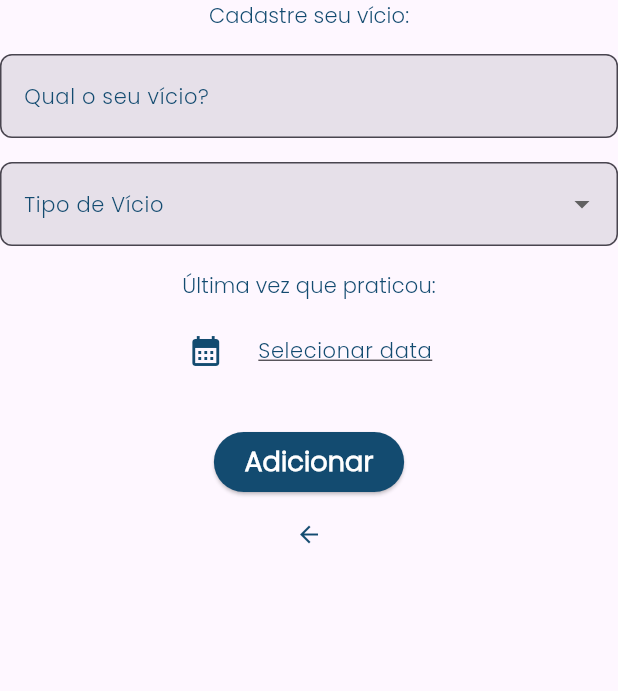
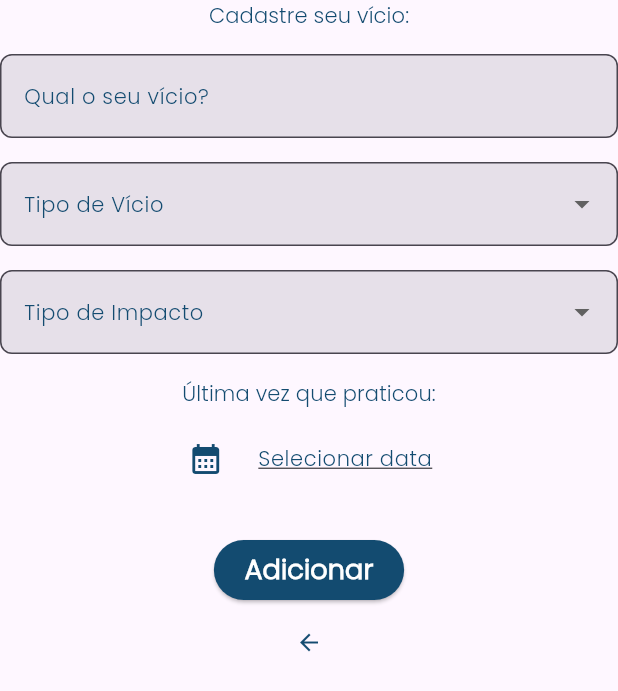
Before and after one commit to JVictor25/Dispositivos-Moveis-Projeto-, a Flutter app: the ViceForm widget shown alone on an empty page, opened directly, after a tap on "Adicionar", on a phone screen of 412 x 824 dp. Shown: the top 691 px of the screen. Run offline on Flutter 3.47's test engine with Material 3 defaults, Android fonts, the phone set to English and light mode, and no system bars; our stand-ins replace flutter_svg, table_calendar; accounts and stored records are empty.

Commit message:
Add files via upload

```diff
--- a/breakpoint_app/lib/data/data.dart
+++ b/breakpoint_app/lib/data/data.dart
@@ -76,25 +76,40 @@ List<Vice> exampleVices = [
     typeofvice: 'Cigarro',
     datesobriety: DateTime.now(),
     dateCreation: DateTime.now(),
-    viceType: 'Fumo'),
+    viceType: 'Fumo',
+    impactType: 'money', // Exemplo de tipo de impacto
+    impactValue: 50.0, // Exemplo de valor de impacto (R$)
+  ),
   Vice(
     typeofvice: 'Bebida Alcoólica',
     datesobriety: DateTime(2024, 7, 20),
     dateCreation: DateTime(2024, 7, 20),
-      viceType: 'Alcool'),
+    viceType: 'Alcool',
+    impactType: 'money', // Tipo de impacto: tempo
+    impactValue: 200,  // Exemplo de valor de impacto (R$)
+  ),
   Vice(
     typeofvice: 'Jogos de Azar',
     datesobriety: DateTime(2024, 4, 10),
     dateCreation: DateTime(2024, 4, 10),
-      viceType: 'Jogos de Azar'),
+    viceType: 'Jogos de Azar',
+    impactType: 'money',
+    impactValue: 100.0, // Exemplo de valor de impacto (R$)
+  ),
   Vice(
     typeofvice: 'Comer Doces',
     datesobriety: DateTime(2023, 10, 5),
     dateCreation: DateTime(2023, 10, 5),
-      viceType: 'Comida'),
+    viceType: 'Comida',
+    impactType: 'none',
+    impactValue: null, // Exemplo de valor de impacto (horas perdidas por dia)
+  ),
   Vice(
     typeofvice: 'Uso Excessivo de Smartphone',
     datesobriety: DateTime(2022, 10, 1),
     dateCreation: DateTime(2022, 10, 1),
-      viceType: 'Tecnologia'),
+    viceType: 'Tecnologia',
+    impactType: 'time', // Nenhum impacto calculável
+    impactValue: 4, // Nenhum valor de impacto
+  ),
 ];
--- a/breakpoint_app/lib/model/Vice.dart
+++ b/breakpoint_app/lib/model/Vice.dart
@@ -3,11 +3,15 @@ class Vice {
     required this.typeofvice,
     required this.datesobriety,
     required this.viceType,
-    required this.dateCreation
+    required this.dateCreation,
+    required this.impactType, // Tipo de impacto
+    this.impactValue, // Valor do impacto (opcional)
   });
 
   String typeofvice; // Título do vício
   DateTime datesobriety; // Data definida pelo usuário
   DateTime dateCreation; // Data que foi criado
   String viceType; // Tipo de vício (geral ou específico)
+  String impactType; // Tipo de impacto: dinheiro, tempo ou outro
+  dynamic impactValue; // Valor do impacto: dinheiro (double), tempo (int em horas), ou null
 }
--- a/breakpoint_app/lib/screens/addiction_screen.dart
+++ b/breakpoint_app/lib/screens/addiction_screen.dart
@@ -1,5 +1,3 @@
-// ignore_for_file: prefer_const_constructors
-
 import 'package:flutter/material.dart';
 import 'package:provider/provider.dart';
 import 'package:breakpoint_app/model/Vice.dart';
@@ -37,12 +35,14 @@ class Addiction extends StatelessWidget {
         return AlertDialog(
           backgroundColor: Color(0xffCBDCEB),
           content: ViceForm(
-            onSubmit: (typeofvice, dateSelect, viceType) {
+            onSubmit: (typeofvice, dateSelect, viceType, impactType, impactValue) {
               final newVice = Vice(
                 typeofvice: typeofvice,
                 datesobriety: dateSelect,
                 dateCreation: dateSelect,
                 viceType: viceType,
+                impactType: impactType, // Novo campo para o tipo de impacto
+                impactValue: impactValue, // Novo campo para o valor do impacto
               );
               Provider.of<ViceProvider>(context, listen: false).addVice(newVice);
             },
--- a/breakpoint_app/lib/widgets/vice_form.dart
+++ b/breakpoint_app/lib/widgets/vice_form.dart
@@ -5,7 +5,7 @@ import 'package:flutter/material.dart';
 import 'package:intl/intl.dart';
 
 class ViceForm extends StatefulWidget {
-  final void Function(String, DateTime, String) onSubmit;
+  final void Function(String, DateTime, String, String, dynamic) onSubmit; // Atualizado para incluir novos atributos
   final bool isModifying;
 
   const ViceForm({
@@ -20,19 +20,31 @@ class ViceForm extends StatefulWidget {
 
 class _ViceFormState extends State<ViceForm> {
   final TextEditingController _vice = TextEditingController();
+  final TextEditingController _impactValueController = TextEditingController();
   DateTime? _dataSelecionada;
   String _selectedViceType =
       'general'; // 'general' para vícios em geral, 'specific' para específicos
+  String _selectedImpactType =
+      'none'; // Inicializa como "nenhum impacto"
 
   void _submitForm() {
     if (_vice.text.isEmpty || _dataSelecionada == null) {
       return;
     }
 
+  dynamic impactValue;
+    if (_selectedImpactType == 'money' || _selectedImpactType == 'time') {
+      impactValue = double.tryParse(_impactValueController.text);
+    } else {
+      impactValue = null; // Para casos onde o impacto não é calculável
+    }
+
     widget.onSubmit(
       _vice.text,
       _dataSelecionada!,
       _selectedViceType,
+      _selectedImpactType,
+      impactValue,
     );
     Navigator.of(context).pop();
   }
@@ -118,6 +130,67 @@ class _ViceFormState extends State<ViceForm> {
                 return null;
               },
             ),
+             SizedBox(height: 16),
+            DropdownButtonFormField<String>(
+              decoration: InputDecoration(
+                filled: true,
+                labelText: 'Tipo de Impacto',
+                labelStyle: Theme.of(context).textTheme.bodySmall,
+                border: OutlineInputBorder(
+                  borderRadius: BorderRadius.circular(8.0),
+                  borderSide: BorderSide(
+                    color: Color(0xFF134B70),
+                    width: 2.0,
+                  ),
+                ),
+              ),
+              style: TextStyle(
+                fontFamily: 'roboto',
+                fontSize: 14,
+                color: Colors.black87,
+              ),
+              items: ['none', 'money', 'time'].map((String type) {
+                return DropdownMenuItem<String>(
+                  value: type,
+                  child: Text(type == 'none'
+                      ? 'Não calculável'
+                      : type == 'money'
+                          ? 'Dinheiro perdido por semana (R\$)'
+                          : 'Horas perdidas por dia'),
+                );
+              }).toList(),
+              onChanged: (String? newValue) {
+                setState(() {
+                  _selectedImpactType = newValue ?? 'none';
+                });
+              },
+            ),
+            if (_selectedImpactType != 'none') ...[
+              SizedBox(height: 16),
+              TextField(
+                controller: _impactValueController,
+                keyboardType: TextInputType.number,
+                decoration: InputDecoration(
+                  filled: true, // Ativa o preenchimento do campo
+                  fillColor: const Color.fromARGB(255, 121, 120, 120), // Define o fundo branco
+                  border: OutlineInputBorder(
+                    borderRadius: BorderRadius.circular(8.0),
+                    borderSide: BorderSide(
+                      color: Color(0xFF134B70),
+                      width: 2.0,
+                    ),
+                  ),
+                  hintText: _selectedImpactType == 'money'
+                      ? 'Valor perdido por semana (ex: 100.50)'
+                      : 'Horas perdidas por dia (ex: 3)',
+                ),
+                style: TextStyle(
+                  fontFamily: 'roboto',
+                  fontSize: 14,
+                  color: Colors.black87,
+                ),
+              ),
+            ],
             SizedBox(height: 16),
             Text(
               "Última vez que praticou:",
```
Lines whose indentation alone changed are shown as unchanged.
